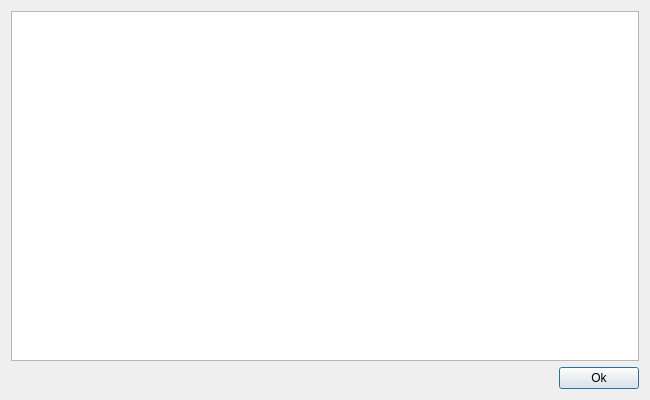
Old version of the form ui/publickeyviewdialog.ui in the repository yudi-matsuzake/moedacoin.
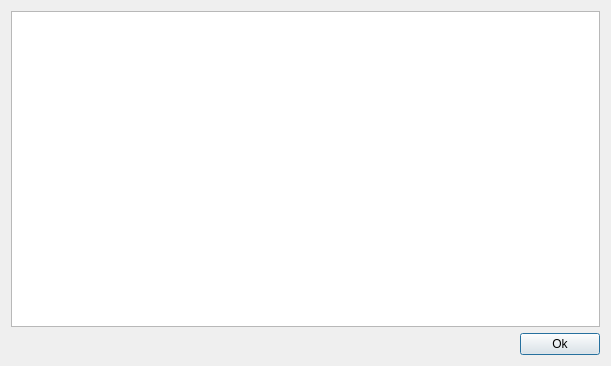
New version of the form.

Commit message: Minimal interface improvements

```diff
--- a/ui/publickeyviewdialog.ui
+++ b/ui/publickeyviewdialog.ui
@@ -6,8 +6,8 @@
    <rect>
     <x>0</x>
     <y>0</y>
-    <width>650</width>
-    <height>400</height>
+    <width>611</width>
+    <height>366</height>
    </rect>
   </property>
   <property name="windowTitle">
@@ -19,7 +19,7 @@
      <property name="font">
       <font>
        <family>Ubuntu Mono derivative Powerline</family>
-       <pointsize>14</pointsize>
+       <pointsize>12</pointsize>
        <italic>true</italic>
       </font>
      </property>
```
The commit also changes 3 other files.
